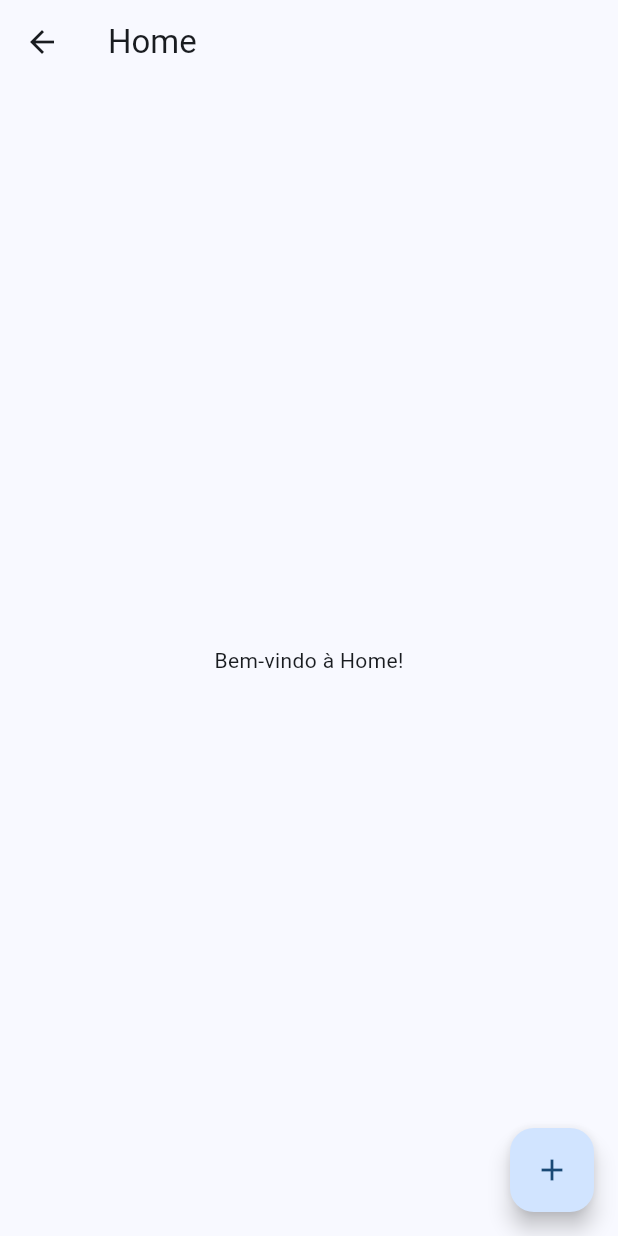
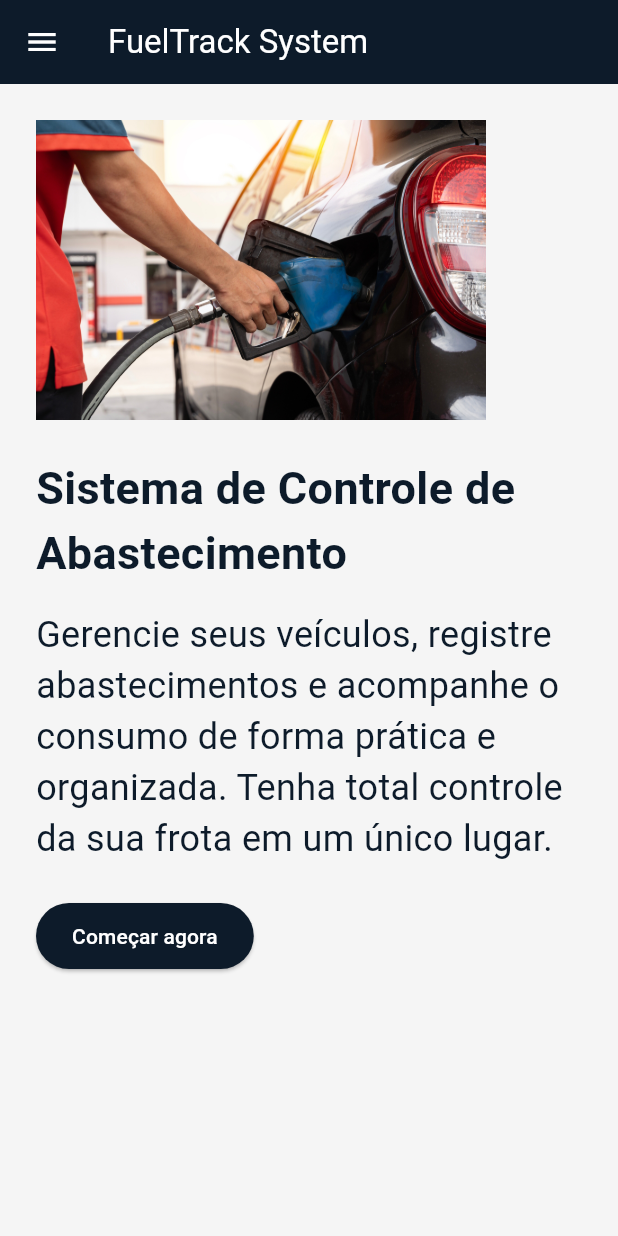
Before and after one commit to SthefanyMari/controle_abastecimento2, a Flutter app: the HomeScreen screen opened directly, on a phone screen of 412 x 824 dp. Run offline on Flutter 3.47's test engine with Material 3 defaults, Android fonts, the light colour scheme and no system bars; our stand-ins replace cloud_firestore, firebase_auth, firebase_core, flutter_riverpod, go_router; accounts and stored records are empty.

Commit message:
style(theme): tema customizado e navegação

```diff
--- a/lib/features/abastecimentos/abastecimento_controller.dart
+++ b/lib/features/abastecimentos/abastecimento_controller.dart
@@ -1,6 +1,9 @@
 import 'package:flutter_riverpod/flutter_riverpod.dart';
 import 'abastecimento.dart';
 import 'abastecimento_repository.dart';
+import 'package:cloud_firestore/cloud_firestore.dart';
+
+
 
 final abastecimentoRepositoryProvider = Provider((ref) => AbastecimentoRepository());
 
@@ -20,3 +23,9 @@ class AbastecimentoController {
 final abastecimentoControllerProvider = Provider((ref) {
   return AbastecimentoController(ref.read(abastecimentoRepositoryProvider));
 });
+
+final todosAbastecimentosProvider = FutureProvider((ref) async {
+  final firestore = FirebaseFirestore.instance;
+  final snapshot = await firestore.collection('abastecimentos').orderBy('data', descending: true).get();
+  return snapshot.docs.map((doc) => Abastecimento.fromFirestore(doc)).toList();
+});
--- a/lib/features/abastecimentos/abastecimento_repository.dart
+++ b/lib/features/abastecimentos/abastecimento_repository.dart
@@ -6,10 +6,10 @@ class AbastecimentoRepository {
   final _db = FirebaseFirestore.instance.collection('abastecimentos');
 
   Stream<List<Abastecimento>> listarPorVeiculo(String veiculoId) {
-    return _db.where('veiculoId', isEqualTo: veiculoId).snapshots().map(
-      (snap) => snap.docs.map((doc) => Abastecimento.fromDoc(doc.id, doc.data())).toList(),
-    );
-  }
+  return _db.where('veiculoId', isEqualTo: veiculoId).snapshots().map(
+    (snap) => snap.docs.map((doc) => Abastecimento.fromFirestore(doc)).toList(),
+  );
+}
 
   Future<void> cadastrar(Abastecimento a) async {
     try {
--- /dev/null
+++ b/lib/features/abastecimentos/historico_abastecimentos_screen.dart
@@ -0,0 +1,38 @@
+import 'package:flutter/material.dart';
+import 'package:flutter_riverpod/flutter_riverpod.dart';
+import 'abastecimento_controller.dart';
+import 'package:abastecimento/shared/app_drawer.dart';
+
+class HistoricoAbastecimentosScreen extends ConsumerWidget {
+  const HistoricoAbastecimentosScreen({super.key});
+
+  @override
+  Widget build(BuildContext context, WidgetRef ref) {
+    final todosAbastecimentosAsync = ref.watch(todosAbastecimentosProvider);
+
+    return Scaffold(
+      appBar: AppBar(title: const Text('Histórico de Abastecimentos')),
+      drawer: const AppDrawer(),
+      body: todosAbastecimentosAsync.when(
+        data: (abastecimentos) {
+          if (abastecimentos.isEmpty) {
+            return const Center(child: Text('Nenhum abastecimento registrado.'));
+          }
+          return ListView.builder(
+            itemCount: abastecimentos.length,
+            itemBuilder: (_, i) {
+              final a = abastecimentos[i];
+              return ListTile(
+                leading: const Icon(Icons.local_gas_station),
+                title: Text('${a.data.toLocal()} - ${a.quantidadeLitros} L'),
+                subtitle: Text('R\$${a.valorPago} | Km: ${a.quilometragem}'),
+              );
+            },
+          );
+        },
+        loading: () => const Center(child: CircularProgressIndicator()),
+        error: (_, __) => const Center(child: Text('Erro ao carregar histórico')),
+      ),
+    );
+  }
+}
--- a/lib/features/home/home_screen.dart
+++ b/lib/features/home/home_screen.dart
@@ -2,6 +2,7 @@ import 'package:flutter/material.dart';
 import 'package:flutter_riverpod/flutter_riverpod.dart';
 import 'package:abastecimento/features/veiculos/veiculo_controller.dart';
 import 'package:abastecimento/features/veiculos/veiculo_cadastro_dialog.dart';
+import 'package:abastecimento/shared/app_drawer.dart';
 
 class HomeScreen extends ConsumerWidget {
   const HomeScreen({super.key});
@@ -11,19 +12,86 @@ class HomeScreen extends ConsumerWidget {
     final controller = ref.read(veiculoControllerProvider);
 
     return Scaffold(
-      appBar: AppBar(title: const Text('Home')),
-      body: const Center(
-        child: Text('Bem-vindo à Home!'),
+      appBar: AppBar(title: const Text('FuelTrack System')),
+      drawer: const AppDrawer(),
+      body: LayoutBuilder(
+        builder: (context, constraints) {
+          if (constraints.maxWidth < 600) {
+            // 📱 Layout vertical para telas pequenas
+            return SingleChildScrollView(
+              padding: const EdgeInsets.all(24),
+              child: Column(
+                crossAxisAlignment: CrossAxisAlignment.start,
+                children: [
+                  Image.asset(
+                    'assets/banner.png',
+                    fit: BoxFit.cover,
+                    height: 200, // limita altura da imagem
                   ),
-      floatingActionButton: FloatingActionButton(
+                  const SizedBox(height: 24),
+                  _buildTextSection(context, controller),
+                ],
+              ),
+            );
+          } else {
+            // 💻 Layout horizontal para telas grandes
+            return Padding(
+              padding: const EdgeInsets.all(24),
+              child: Row(
+                children: [
+                  Expanded(flex: 2, child: _buildTextSection(context, controller)),
+                  const SizedBox(width: 24),
+                  Expanded(
+                    flex: 3,
+                    child: Image.asset(
+                      'assets/banner.png',
+                      fit: BoxFit.cover,
+                      height: 300, // altura controlada
+                    ),
+                  ),
+                ],
+              ),
+            );
+          }
+        },
+      ),
+    );
+  }
+
+  Widget _buildTextSection(BuildContext context, VeiculoController controller) {
+    return Column(
+      crossAxisAlignment: CrossAxisAlignment.start,
+      mainAxisAlignment: MainAxisAlignment.center,
+      children: [
+        const Text(
+          'Sistema de Controle de Abastecimento',
+          style: TextStyle(
+            fontSize: 30,
+            fontWeight: FontWeight.bold,
+            color: Color(0xFF0D1B2A),
+          ),
+        ),
+        const SizedBox(height: 16),
+        const Text(
+          'Gerencie seus veículos, registre abastecimentos e acompanhe o consumo de forma prática e organizada. Tenha total controle da sua frota em um único lugar.',
+          style: TextStyle(fontSize: 24),
+        ),
+        const SizedBox(height: 24),
+        ElevatedButton(
+          style: ElevatedButton.styleFrom(
+            backgroundColor: const Color(0xFF0D1B2A),
+            foregroundColor: Colors.white,
+            padding: const EdgeInsets.symmetric(horizontal: 24, vertical: 12),
+          ),
           onPressed: () {
             showDialog(
               context: context,
               builder: (_) => CadastroVeiculoDialog(controller: controller),
             );
           },
-        child: const Icon(Icons.add),
+          child: const Text('Começar agora'),
         ),
+      ],
     );
   }
 }
--- a/lib/main.dart
+++ b/lib/main.dart
@@ -2,7 +2,8 @@ import 'package:flutter/material.dart';
 import 'package:flutter_riverpod/flutter_riverpod.dart';
 import 'package:firebase_core/firebase_core.dart';
 import 'firebase_options.dart';
-import 'package:abastecimento/features/veiculos/veiculo_screen.dart';
+import 'package:abastecimento/features/home/home_screen.dart';
+import 'package:abastecimento/shared/app_theme.dart';
 
 void main() async {
   WidgetsFlutterBinding.ensureInitialized();
@@ -18,12 +19,9 @@ class MyApp extends StatelessWidget {
   @override
   Widget build(BuildContext context) {
     return MaterialApp(
-      title: 'App Veículos',
-      theme: ThemeData(
-        useMaterial3: true,
-        colorSchemeSeed: Colors.blue,
-      ),
-      home: const VeiculoScreen(),
+      title: 'Gestão de Veículos',
+      theme: AppTheme.theme,
+      home: const HomeScreen(),
     );
   }
 }
```
Also changed, not shown: lib/features/abastecimentos/abastecimento.dart (+14 -10 lines), lib/features/abastecimentos/abastecimento_screen.dart (+30 -6 lines), lib/features/veiculos/veiculo_screen.dart (+20 -6 lines), lib/shared/app_drawer.dart (added, +80 -0 lines), lib/shared/app_theme.dart (added, +31 -0 lines), pubspec.yaml (+3 -5 lines), assets/banner.png (added). Lines whose indentation alone changed are shown as unchanged.
